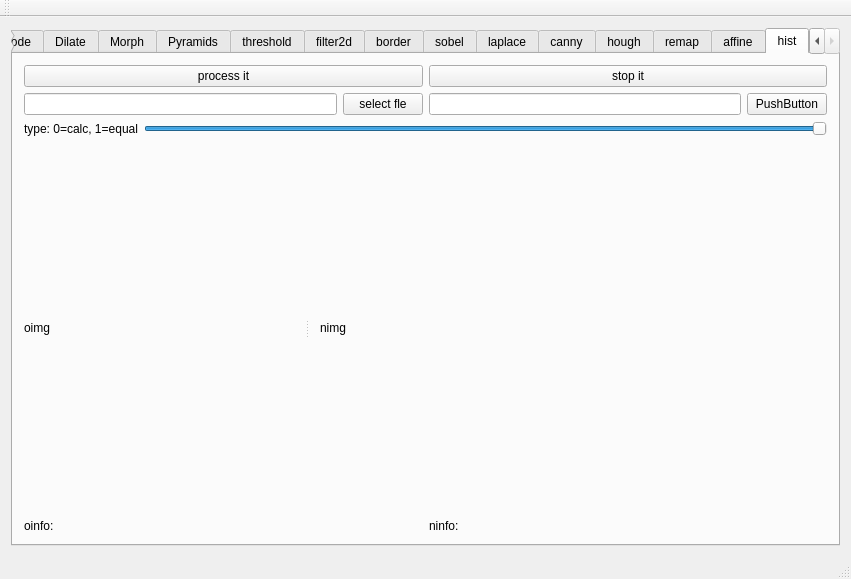
Above: uis/mainwindow.ui from kitech/nullimp before the change. Below: the same form after it.
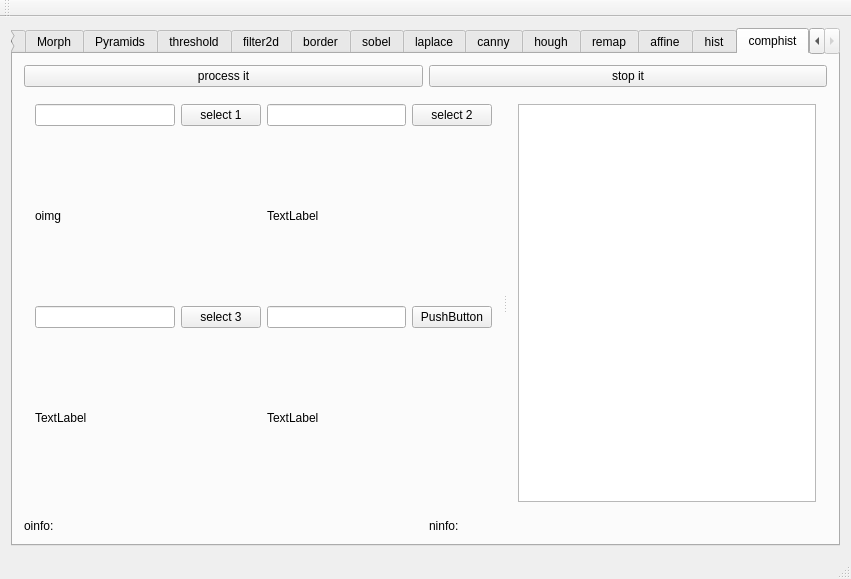
That is the form after the change.

```diff
--- a/uis/mainwindow.ui
+++ b/uis/mainwindow.ui
@@ -21,7 +21,7 @@
        <enum>QTabWidget::North</enum>
       </property>
       <property name="currentIndex">
-       <number>14</number>
+       <number>15</number>
       </property>
       <widget class="QWidget" name="tab">
        <attribute name="title">
@@ -2600,6 +2600,205 @@
         </item>
        </layout>
       </widget>
+      <widget class="QWidget" name="tab_16">
+       <attribute name="title">
+        <string>comphist</string>
+       </attribute>
+       <layout class="QVBoxLayout" name="verticalLayout_19">
+        <item>
+         <layout class="QHBoxLayout" name="horizontalLayout_87">
+          <item>
+           <widget class="QPushButton" name="pushButton_85">
+            <property name="text">
+             <string>process it</string>
+            </property>
+           </widget>
+          </item>
+          <item>
+           <widget class="QPushButton" name="pushButton_86">
+            <property name="text">
+             <string>stop it</string>
+            </property>
+           </widget>
+          </item>
+         </layout>
+        </item>
+        <item>
+         <widget class="QSplitter" name="splitter_7">
+          <property name="sizePolicy">
+           <sizepolicy hsizetype="Expanding" vsizetype="Expanding">
+            <horstretch>0</horstretch>
+            <verstretch>0</verstretch>
+           </sizepolicy>
+          </property>
+          <property name="orientation">
+           <enum>Qt::Horizontal</enum>
+          </property>
+          <widget class="QWidget" name="">
+           <layout class="QGridLayout" name="gridLayout_6">
+            <item row="0" column="0">
+             <layout class="QHBoxLayout" name="horizontalLayout_23">
+              <item>
+               <widget class="QLineEdit" name="lineEdit_11"/>
+              </item>
+              <item>
+               <widget class="QPushButton" name="pushButton_21">
+                <property name="text">
+                 <string>select 1</string>
+                </property>
+               </widget>
+              </item>
+             </layout>
+            </item>
+            <item row="0" column="1">
+             <layout class="QHBoxLayout" name="horizontalLayout_22">
+              <item>
+               <widget class="QLineEdit" name="lineEdit_12"/>
+              </item>
+              <item>
+               <widget class="QPushButton" name="pushButton_22">
+                <property name="text">
+                 <string>select 2</string>
+                </property>
+               </widget>
+              </item>
+             </layout>
+            </item>
+            <item row="1" column="0">
+             <widget class="QLabel" name="label_119">
+              <property name="sizePolicy">
+               <sizepolicy hsizetype="Preferred" vsizetype="Expanding">
+                <horstretch>0</horstretch>
+                <verstretch>0</verstretch>
+               </sizepolicy>
+              </property>
+              <property name="text">
+               <string>oimg</string>
+              </property>
+             </widget>
+            </item>
+            <item row="1" column="1">
+             <widget class="QLabel" name="label_33">
+              <property name="sizePolicy">
+               <sizepolicy hsizetype="Preferred" vsizetype="Expanding">
+                <horstretch>0</horstretch>
+                <verstretch>0</verstretch>
+               </sizepolicy>
+              </property>
+              <property name="text">
+               <string>TextLabel</string>
+              </property>
+             </widget>
+            </item>
+            <item row="2" column="0">
+             <layout class="QHBoxLayout" name="horizontalLayout_24">
+              <item>
+               <widget class="QLineEdit" name="lineEdit_15"/>
+              </item>
+              <item>
+               <widget class="QPushButton" name="pushButton_23">
+                <property name="text">
+                 <string>select 3</string>
+                </property>
+               </widget>
+              </item>
+             </layout>
+            </item>
+            <item row="2" column="1">
+             <layout class="QHBoxLayout" name="horizontalLayout_19">
+              <item>
+               <widget class="QLineEdit" name="lineEdit_16"/>
+              </item>
+              <item>
+               <widget class="QPushButton" name="pushButton_24">
+                <property name="text">
+                 <string>PushButton</string>
+                </property>
+               </widget>
+              </item>
+             </layout>
+            </item>
+            <item row="3" column="0">
+             <widget class="QLabel" name="label_34">
+              <property name="sizePolicy">
+               <sizepolicy hsizetype="Preferred" vsizetype="Expanding">
+                <horstretch>0</horstretch>
+                <verstretch>0</verstretch>
+               </sizepolicy>
+              </property>
+              <property name="text">
+               <string>TextLabel</string>
+              </property>
+             </widget>
+            </item>
+            <item row="3" column="1">
+             <widget class="QLabel" name="label_35">
+              <property name="sizePolicy">
+               <sizepolicy hsizetype="Preferred" vsizetype="Expanding">
+                <horstretch>0</horstretch>
+                <verstretch>0</verstretch>
+               </sizepolicy>
+              </property>
+              <property name="text">
+               <string>TextLabel</string>
+              </property>
+             </widget>
+            </item>
+           </layout>
+          </widget>
+          <widget class="QWidget" name="layoutWidget_30">
+           <layout class="QGridLayout" name="gridLayout_22">
+            <item row="0" column="0">
+             <widget class="QTextEdit" name="textEdit"/>
+            </item>
+           </layout>
+          </widget>
+         </widget>
+        </item>
+        <item>
+         <layout class="QHBoxLayout" name="horizontalLayout_90">
+          <item>
+           <widget class="QLabel" name="label_121">
+            <property name="sizePolicy">
+             <sizepolicy hsizetype="Preferred" vsizetype="Minimum">
+              <horstretch>0</horstretch>
+              <verstretch>0</verstretch>
+             </sizepolicy>
+            </property>
+            <property name="maximumSize">
+             <size>
+              <width>16777215</width>
+              <height>32</height>
+             </size>
+            </property>
+            <property name="text">
+             <string>oinfo:</string>
+            </property>
+           </widget>
+          </item>
+          <item>
+           <widget class="QLabel" name="label_122">
+            <property name="sizePolicy">
+             <sizepolicy hsizetype="Preferred" vsizetype="Minimum">
+              <horstretch>0</horstretch>
+              <verstretch>0</verstretch>
+             </sizepolicy>
+            </property>
+            <property name="maximumSize">
+             <size>
+              <width>16777215</width>
+              <height>32</height>
+             </size>
+            </property>
+            <property name="text">
+             <string>ninfo:</string>
+            </property>
+           </widget>
+          </item>
+         </layout>
+        </item>
+       </layout>
+      </widget>
      </widget>
     </item>
    </layout>
```
